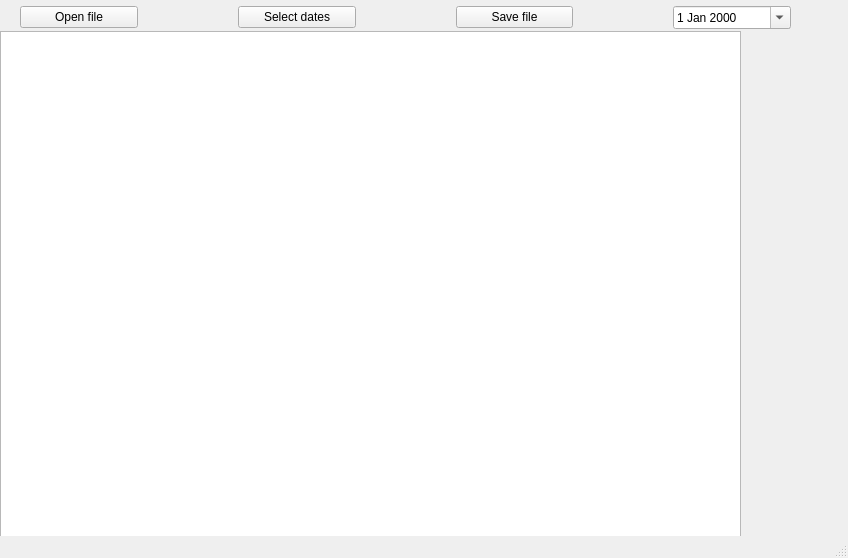
Qt form AttendancePlugin/src/mainwindow.ui (mglushchenko/VTMine-Attendance-Plugin) before a commit.
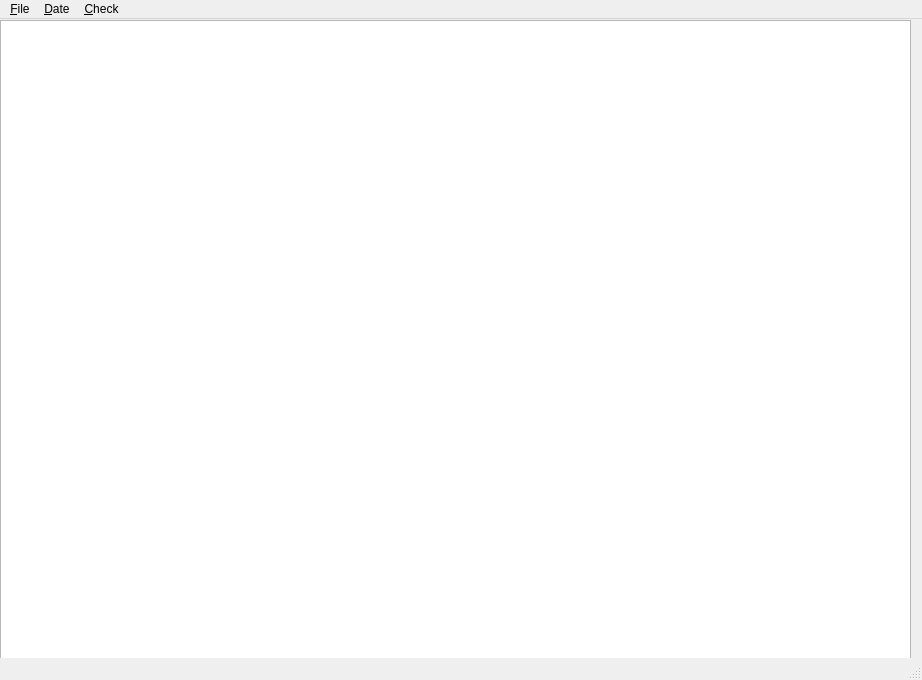
The same form after that commit.

The edit to the form file:
```diff
--- a/AttendancePlugin/src/mainwindow.ui
+++ b/AttendancePlugin/src/mainwindow.ui
@@ -6,23 +6,35 @@
    <rect>
     <x>0</x>
     <y>0</y>
-    <width>848</width>
-    <height>558</height>
+    <width>922</width>
+    <height>680</height>
    </rect>
   </property>
   <property name="windowTitle">
    <string>MainWindow</string>
   </property>
   <widget class="QWidget" name="centralwidget">
+   <property name="sizePolicy">
+    <sizepolicy hsizetype="Expanding" vsizetype="Expanding">
+     <horstretch>0</horstretch>
+     <verstretch>0</verstretch>
+    </sizepolicy>
+   </property>
    <widget class="QTableView" name="attendanceTable">
     <property name="geometry">
      <rect>
       <x>0</x>
-      <y>31</y>
-      <width>741</width>
-      <height>511</height>
+      <y>1</y>
+      <width>911</width>
+      <height>681</height>
      </rect>
     </property>
+    <property name="locale">
+     <locale language="English" country="UnitedStates"/>
+    </property>
+    <property name="sizeAdjustPolicy">
+     <enum>QAbstractScrollArea::AdjustIgnored</enum>
+    </property>
     <property name="gridStyle">
      <enum>Qt::SolidLine</enum>
     </property>
@@ -30,59 +42,45 @@
      <bool>false</bool>
     </attribute>
    </widget>
-   <widget class="QWidget" name="layoutWidget">
-    <property name="geometry">
-     <rect>
-      <x>20</x>
-      <y>2</y>
-      <width>771</width>
-      <height>31</height>
-     </rect>
-    </property>
-    <layout class="QHBoxLayout" name="horizontalLayout">
-     <property name="spacing">
-      <number>100</number>
-     </property>
-     <item>
-      <widget class="QPushButton" name="openFileButton">
-       <property name="text">
-        <string>Open file</string>
-       </property>
-      </widget>
-     </item>
-     <item>
-      <widget class="QPushButton" name="selectDatesButton">
-       <property name="text">
-        <string>Select dates</string>
-       </property>
-      </widget>
-     </item>
-     <item>
-      <widget class="QPushButton" name="saveFileButton">
-       <property name="text">
-        <string>Save file</string>
-       </property>
-      </widget>
-     </item>
-     <item>
-      <widget class="QDateEdit" name="dateEdit">
-       <property name="calendarPopup">
-        <bool>true</bool>
-       </property>
-      </widget>
-     </item>
-    </layout>
-   </widget>
   </widget>
   <widget class="QMenuBar" name="menubar">
    <property name="geometry">
     <rect>
      <x>0</x>
      <y>0</y>
-     <width>848</width>
+     <width>922</width>
      <height>17</height>
     </rect>
    </property>
+   <widget class="QMenu" name="menu_File">
+    <property name="title">
+     <string>&amp;File</string>
+    </property>
+    <addaction name="action_Open"/>
+    <addaction name="action_Save"/>
+   </widget>
+   <widget class="QMenu" name="menu_Date">
+    <property name="title">
+     <string>&amp;Date</string>
+    </property>
+    <addaction name="action_Select"/>
+    <addaction name="action_Add"/>
+    <addaction name="action_Clear"/>
+   </widget>
+   <widget class="QMenu" name="menu_Check">
+    <property name="title">
+     <string>&amp;Check</string>
+    </property>
+    <addaction name="action_Check_selected_row"/>
+    <addaction name="action_Uncheck_selected_row"/>
+    <addaction name="action_Check_selected_column"/>
+    <addaction name="action_Uncheck_selected_column"/>
+    <addaction name="action_Check_all"/>
+    <addaction name="action_Uncheck_all"/>
+   </widget>
+   <addaction name="menu_File"/>
+   <addaction name="menu_Date"/>
+   <addaction name="menu_Check"/>
   </widget>
   <widget class="QStatusBar" name="statusbar"/>
  </widget>
```
Left out of the diff: 90 changed lines with no effect on the pictures.
